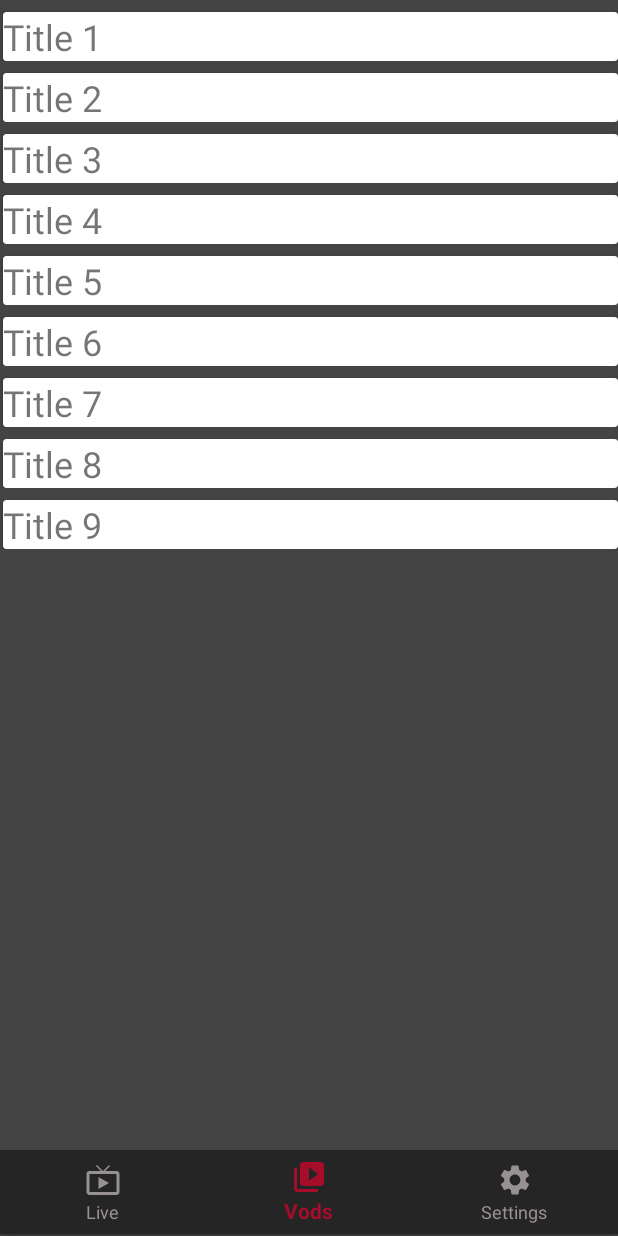
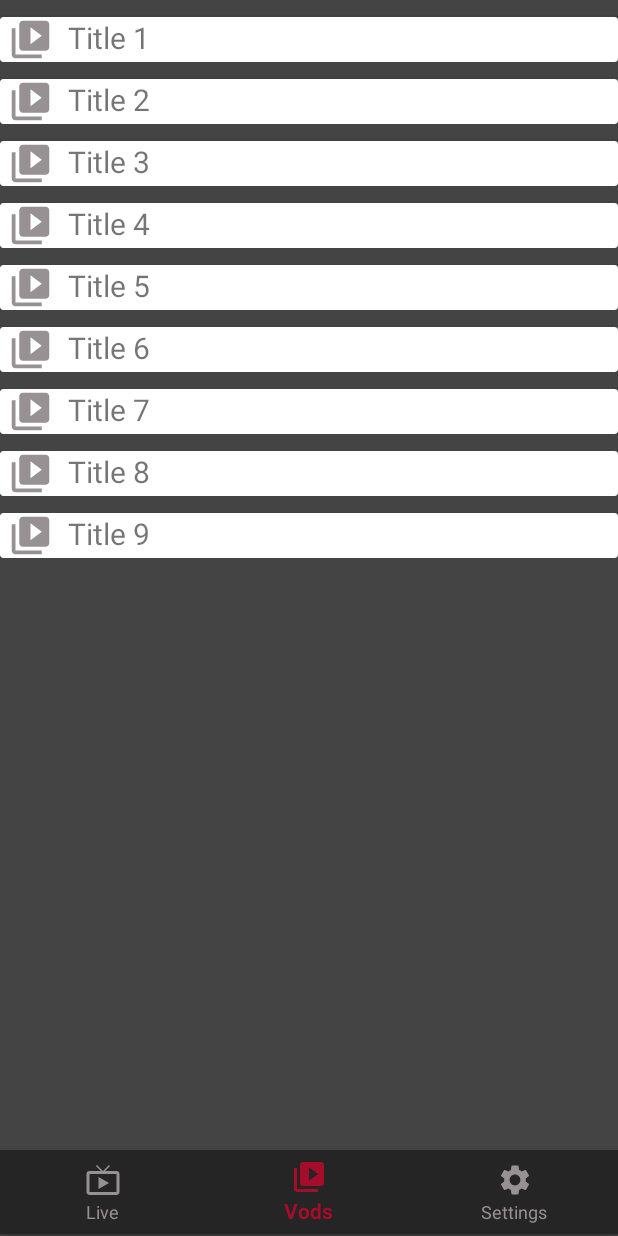
Before and after one commit to leonardosantoss/Twitchflix, an Android app: the screen it shows after launch (MainActivity), item 2 of the bottom bar chosen, on a phone screen of 412 x 824 dp. Run offline under Robolectric (Android 15) with nearby library versions, the phone set to English and light mode, and no system bars.

Commit message:
Added imageview to vod cardview

```diff
--- a/app/src/main/java/com/example/twitchflix/CardAdapter.java
+++ b/app/src/main/java/com/example/twitchflix/CardAdapter.java
@@ -5,22 +5,25 @@ import android.support.v7.widget.RecyclerView;
 import android.view.LayoutInflater;
 import android.view.View;
 import android.view.ViewGroup;
+import android.widget.ImageView;
 import android.widget.TextView;
 
 public class CardAdapter extends RecyclerView.Adapter <CardAdapter.MyViewHolder>{
 
     // Provide a reference to the views for each data item
     private String[] mFilm = {"Title 1", "Title 2", "Title 3", "Title 4", "Title 5", "Title 6", "Title 7", "Title 8", "Title 9" };
-
+    private ImageView mImage;
 
 
 
     public static class MyViewHolder extends RecyclerView.ViewHolder{
         public TextView title;
+        public ImageView image;
 
         public MyViewHolder(View itemView) {
             super(itemView);
             this.title = (TextView) itemView.findViewById(R.id.film_title);
+            this.image = (ImageView) itemView.findViewById(R.id.film_image);
         }
     }
 
@@ -37,6 +40,7 @@ public class CardAdapter extends RecyclerView.Adapter <CardAdapter.MyViewHolder>
     @Override
     public void onBindViewHolder(@NonNull MyViewHolder myViewHolder, int i) {
         myViewHolder.title.setText(mFilm[i]);
+        myViewHolder.image.setImageResource(R.drawable.vod_icon);
 
     }
 
--- a/app/src/main/res/layout/cardview_vods_layout.xml
+++ b/app/src/main/res/layout/cardview_vods_layout.xml
@@ -2,25 +2,41 @@
 
 
 <RelativeLayout xmlns:android="http://schemas.android.com/apk/res/android"
+    xmlns:app="http://schemas.android.com/apk/res-auto"
     android:layout_width="wrap_content" android:layout_height="wrap_content">
 
-    <android.support.v7.widget.CardView xmlns:android="http://schemas.android.com/apk/res/android"
+    <android.support.v7.widget.CardView
         android:id="@+id/card_view"
         android:layout_width="match_parent"
         android:layout_height="wrap_content"
-        android:layout_alignParentStart="true"
         android:layout_alignParentTop="true"
-        android:layout_marginStart="2dp"
+        android:layout_marginStart="0dp"
         android:layout_marginLeft="5dip"
-        android:layout_marginTop="8dp"
+        android:layout_marginTop="11dp"
         android:layout_marginRight="5dip"
         android:padding="5dp">
 
-        <TextView
-            android:id="@+id/film_title"
-            android:layout_width="wrap_content"
-            android:layout_height="wrap_content"
-            android:text="@string/vods"
-            android:textSize="24sp" />
+        <LinearLayout
+            android:layout_width="match_parent"
+            android:layout_height="match_parent"
+            android:orientation="horizontal">
+
+            <ImageView
+                android:id="@+id/film_image"
+                android:layout_width="wrap_content"
+                android:layout_height="wrap_content"
+                android:layout_marginStart="5dp"
+                app:srcCompat="@drawable/vod_icon"
+                android:contentDescription="@string/imageVod" />
+
+            <TextView
+                android:id="@+id/film_title"
+                android:layout_width="wrap_content"
+                android:layout_height="match_parent"
+                android:text="@string/vods"
+                android:layout_marginLeft="10dp"
+                android:textSize="20sp" />
+        </LinearLayout>
+
     </android.support.v7.widget.CardView>
 </RelativeLayout>
--- a/app/src/main/res/values/strings.xml
+++ b/app/src/main/res/values/strings.xml
@@ -12,6 +12,7 @@
     <string name="settingsButton">settingsButton</string>
     <string name="live">Live</string>
     <string name="image">image</string>
+    <string name="imageVod">imageVod</string>
 
 
 </resources>
```
